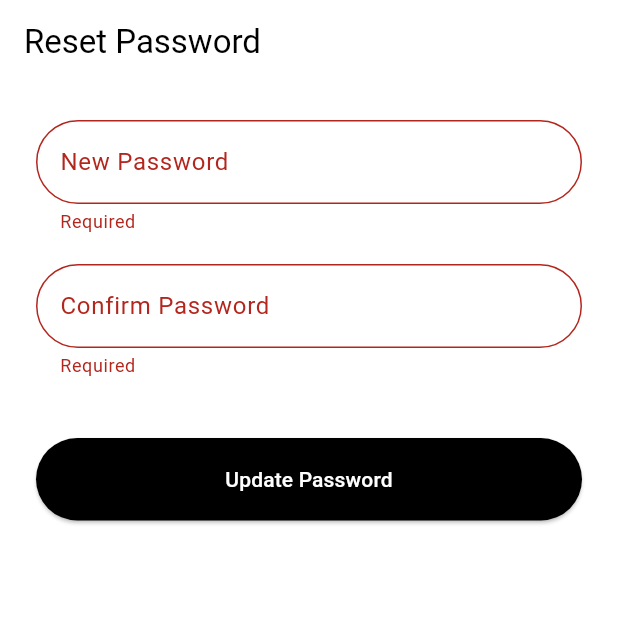
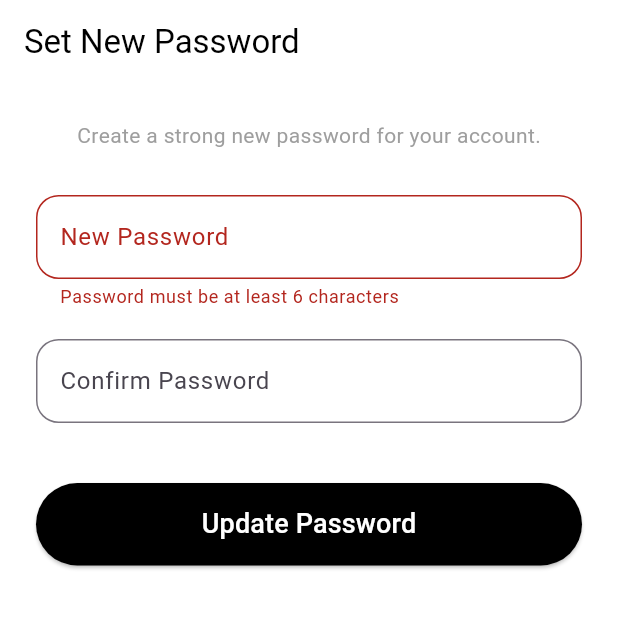
Before and after one commit to Joe30v/EDUVANCE, a Flutter app: the ResetPasswordPage screen opened directly with empty values, after a tap on "Update Password", on a phone screen of 412 x 824 dp, the top half of it. Run offline on Flutter 3.47's test engine with Material 3 defaults, Android fonts, the phone set to English and light mode, and no system bars; our stand-ins replace cloud_firestore, firebase_auth, firebase_core; missing offline and left inert: mailer; accounts and stored records are empty; Roboto replaces fonts that are missing (Helvetica).

Commit message:
added backend side and added node.js for  reset password part

```diff
--- a/lib/AuthPage.dart
+++ b/lib/AuthPage.dart
@@ -39,6 +39,34 @@ class _AuthPageState extends State<AuthPage> {
         borderSide: const BorderSide(color: Color.fromARGB(255, 255, 17, 0)),
       ),
     );
+  }
+
+  // ✅ HELPER FUNCTION: Translates Firebase errors to user-friendly text
+  String _getFriendlyErrorMessage(String errorCode) {
+    switch (errorCode) {
+      case 'user-not-found':
+        return 'No account found with this email. Please sign up first.';
+      case 'wrong-password':
+        return 'Incorrect password. Please try again or reset your password.';
+      case 'invalid-email':
+        return 'The email address format is invalid. Please check for typos.';
+      case 'user-disabled':
+        return 'This account has been disabled. Please contact support.';
+      case 'too-many-requests':
+        return 'Too many login attempts. Please wait a moment and try again.';
+      case 'network-request-failed':
+        return 'Network error. Please check your internet connection.';
+      case 'credential-already-in-use':
+        return 'This email is already associated with another account.';
+      case 'weak-password':
+        return 'The password provided is too weak.';
+      case 'email-already-in-use':
+        return 'An account already exists for that email.';
+      case 'invalid-credential':
+        return 'Invalid credentials. Please check your email and password.';
+      default:
+        return 'An unexpected error occurred ($errorCode). Please try again.';
+    }
   }
 
   @override
@@ -220,15 +248,19 @@ class _AuthPageState extends State<AuthPage> {
                                 // Success! Main.dart stream will detect this and launch OTP page.
                               } on FirebaseAuthException catch (e) {
                                 if (!mounted) return;
+
+                                // ✅ FIXED: Use friendly error message
+                                String errorMessage = _getFriendlyErrorMessage(e.code);
+
                                 showDialog<void>(
                                   context: context,
                                   builder: (_) => AlertDialog(
-                                    title: const Text('Login failed'),
-                                    content: Text(e.message ?? 'Unable to sign in'),
+                                    title: const Text('Login Failed'),
+                                    content: Text(errorMessage),
                                     actions: [
                                       TextButton(
                                         onPressed: () => Navigator.of(context).pop(),
-                                        child: const Text('OK'),
+                                        child: const Text('OK', style: TextStyle(color: Colors.black)),
                                       )
                                     ],
                                   ),
@@ -277,15 +309,19 @@ class _AuthPageState extends State<AuthPage> {
                                     const SnackBar(content: Text('Email already in use — opened Forgot Password page.')),
                                   );
                                 } else {
+                                  // ✅ FIXED: Use friendly error message for generic sign-up errors too
+                                  if (!mounted) return;
+                                  String errorMessage = _getFriendlyErrorMessage(e.code);
+
                                   showDialog<void>(
                                     context: context,
                                     builder: (_) => AlertDialog(
-                                      title: const Text('Sign up failed'),
-                                      content: Text(e.message ?? 'Unable to create account'),
+                                      title: const Text('Sign Up Failed'),
+                                      content: Text(errorMessage),
                                       actions: [
                                         TextButton(
                                           onPressed: () => Navigator.of(context).pop(),
-                                          child: const Text('OK'),
+                                          child: const Text('OK', style: TextStyle(color: Colors.black)),
                                         )
                                       ],
                                     ),
--- a/lib/ResetPasswordPage.dart
+++ b/lib/ResetPasswordPage.dart
@@ -1,6 +1,7 @@
 import 'package:flutter/material.dart';
-import 'package:firebase_auth/firebase_auth.dart';
-import 'SuccessfulResetPasswordPage.dart';
+import 'package:http/http.dart' as http; // Need 'http' in pubspec.yaml
+import 'dart:convert';
+import 'dart:io'; // To detect Android vs iOS
 
 class ResetPasswordPage extends StatefulWidget {
   final String email;
@@ -12,74 +13,69 @@ class ResetPasswordPage extends StatefulWidget {
 
 class _ResetPasswordPageState extends State<ResetPasswordPage> {
   final _formKey = GlobalKey<FormState>();
-  final _newPassController = TextEditingController();
+  final _passController = TextEditingController();
   final _confirmPassController = TextEditingController();
   bool _isLoading = false;
 
   Future<void> _updatePassword() async {
     if (!_formKey.currentState!.validate()) return;
+
     setState(() => _isLoading = true);
 
-    final newPass = _newPassController.text.trim();
+    // ---------------------------------------------------------
+    // 🔗 CONNECT TO YOUR LOCAL NODE.JS SERVER
+    // ---------------------------------------------------------
+    // If you are using a real phone, replace this with your laptop's IP or Ngrok URL
+    // Example: 'http://192.168.1.5:3000/reset-password'
+    String serverUrl = Platform.isAndroid
+        ? 'http://10.0.2.2:3000/reset-password'
+        : 'http://localhost:3000/reset-password';
+    // ---------------------------------------------------------
 
     try {
-      final user = FirebaseAuth.instance.currentUser;
-
-      if (user != null) {
-        // Attempt real password update for logged-in user
-        await user.updatePassword(newPass);
-      } else {
-        // If there's no Firebase user (OTP-only flow), simulate the backend step
-        await Future.delayed(const Duration(seconds: 1));
-      }
+      final response = await http.post(
+        Uri.parse(serverUrl),
+        headers: {'Content-Type': 'application/json'},
+        body: jsonEncode({
+          'email': widget.email,
+          'newPassword': _passController.text.trim(),
+        }),
+      );
 
       if (!mounted) return;
 
-      // Success: navigate to success page
-      await showDialog<void>(
+      if (response.statusCode == 200) {
+         // ✅ Success
+         await showDialog(
            context: context,
+           barrierDismissible: false,
            builder: (_) => AlertDialog(
-          backgroundColor: Colors.green[50],
-          title: const Text('Success', style: TextStyle(color: Color(0xFF2E7D32), fontWeight: FontWeight.bold)),
-          content: const Text('Password updated successfully.'),
+             title: const Text("Success"),
+             content: const Text("Password updated successfully!"),
              actions: [
                TextButton(
                  onPressed: () {
-                Navigator.of(context).pop();
+                   Navigator.pop(context);
+                   Navigator.popUntil(context, (route) => route.isFirst); // Go back to Login
                  },
-              child: const Text('OK'),
+                 child: const Text("Login Now"),
                )
              ],
            ),
          );
-
+      } else {
+         // ❌ Server Error (e.g., user not found)
+         final errorData = jsonDecode(response.body);
+         throw Exception(errorData['error'] ?? "Unknown Error");
+      }
+    } catch (e) {
       if (!mounted) return;
-      Navigator.pushReplacement(
-        context,
-        MaterialPageRoute(builder: (context) => const SuccessfulResetPasswordPage()),
-      );
-    } on FirebaseAuthException catch (e) {
-      if (!mounted) return;
-      showDialog<void>(
+      showDialog(
         context: context,
         builder: (_) => AlertDialog(
-          title: const Text('Error'),
-          content: Text(e.message ?? 'Unable to update password'),
-          actions: [
-            TextButton(onPressed: () => Navigator.of(context).pop(), child: const Text('OK')),
-          ],
-        ),
-      );
-    } catch (e) {
-      if (!mounted) return;
-      showDialog<void>(
-        context: context,
-        builder: (_) => AlertDialog(
-          title: const Text('Error'),
-          content: Text(e.toString()),
-          actions: [
-            TextButton(onPressed: () => Navigator.of(context).pop(), child: const Text('OK')),
-          ],
+          title: const Text("Connection Error"),
+          content: Text("Could not connect to the backend.\n\nMake sure your Node.js server is running!\n\nDetails: $e"),
+          actions: [TextButton(onPressed: () => Navigator.pop(context), child: const Text("OK"))],
         ),
       );
     } finally {
@@ -91,44 +87,49 @@ class _ResetPasswordPageState extends State<ResetPasswordPage> {
   Widget build(BuildContext context) {
     return Scaffold(
       backgroundColor: Colors.white,
-      appBar: AppBar(title: const Text("Reset Password"), backgroundColor: Colors.white, foregroundColor: Colors.black, elevation: 0),
+      appBar: AppBar(
+        title: const Text("Set New Password"),
+        backgroundColor: Colors.white,
+        elevation: 0,
+        foregroundColor: Colors.black
+      ),
       body: Padding(
         padding: const EdgeInsets.all(24.0),
         child: Form(
           key: _formKey,
           child: Column(
             children: [
+              const Text(
+                "Create a strong new password for your account.",
+                style: TextStyle(color: Colors.grey),
+              ),
+              const SizedBox(height: 30),
+
+              // New Password Field
               TextFormField(
-                controller: _newPassController,
+                controller: _passController,
                 obscureText: true,
                 decoration: InputDecoration(
                   labelText: "New Password",
-                  border: OutlineInputBorder(borderRadius: BorderRadius.circular(30)),
+                  border: OutlineInputBorder(borderRadius: BorderRadius.circular(15)),
                 ),
-                validator: (v) {
-                  if (v == null || v.isEmpty) return 'Required';
-                  final pattern = r'^(?=.*[a-z])(?=.*[A-Z])(?=.*\d)(?=.*[\W_]).{8,}$';
-                  if (!RegExp(pattern).hasMatch(v)) {
-                    return 'Must be 8+ chars and include upper, lower, digit and symbol';
-                  }
-                  return null;
-                },
+                validator: (v) => v!.length < 6 ? "Password must be at least 6 characters" : null,
               ),
               const SizedBox(height: 20),
+
+              // Confirm Password Field
               TextFormField(
                 controller: _confirmPassController,
                 obscureText: true,
                 decoration: InputDecoration(
                   labelText: "Confirm Password",
-                  border: OutlineInputBorder(borderRadius: BorderRadius.circular(30)),
+                  border: OutlineInputBorder(borderRadius: BorderRadius.circular(15)),
                 ),
-                validator: (v) {
-                  if (v == null || v.isEmpty) return 'Required';
-                  if (v != _newPassController.text) return 'Mismatch';
-                  return null;
-                },
+                validator: (v) => v != _passController.text ? "Passwords do not match" : null,
               ),
               const SizedBox(height: 40),
+
+              // Submit Button
               SizedBox(
                 width: double.infinity,
                 height: 55,
@@ -138,7 +139,9 @@ class _ResetPasswordPageState extends State<ResetPasswordPage> {
                     shape: RoundedRectangleBorder(borderRadius: BorderRadius.circular(30)),
                   ),
                   onPressed: _isLoading ? null : _updatePassword,
-                  child: const Text("Update Password", style: TextStyle(color: Colors.white)),
+                  child: _isLoading
+                    ? const CircularProgressIndicator(color: Colors.white)
+                    : const Text("Update Password", style: TextStyle(color: Colors.white, fontSize: 18)),
                 ),
               ),
             ],
--- a/lib/TwoFactorVerificationPage.dart
+++ b/lib/TwoFactorVerificationPage.dart
@@ -6,7 +6,7 @@ import 'package:firebase_auth/firebase_auth.dart';
 class TwoFactorVerificationPage extends StatefulWidget {
   final String sentOtp;
   final String userEmail;
-  final String userPassword; // ✅ Needed to perform the final login
+  final String userPassword;
 
   const TwoFactorVerificationPage({
     super.key,
--- a/pubspec.yaml
+++ b/pubspec.yaml
@@ -36,6 +36,7 @@ dependencies:
   mailer: ^6.6.0
   cloud_firestore: ^4.17.5
   intl: ^0.20.2
+  cloud_functions: ^4.6.0
 
 
 dev_dependencies:
```
Also changed, not shown: lib/LoginOTPPage.dart (+17 -17 lines), lib/OTPState.dart (added, +23 -0 lines), lib/SuccessfulResetPasswordPage.dart (deleted, +0 -41 lines), lib/main.dart (+35 -8 lines), lib/otp_state.dart (deleted, +0 -23 lines), firebase.json (added), pubspec.lock, 11 other files. Lines whose indentation alone changed are shown as unchanged.
